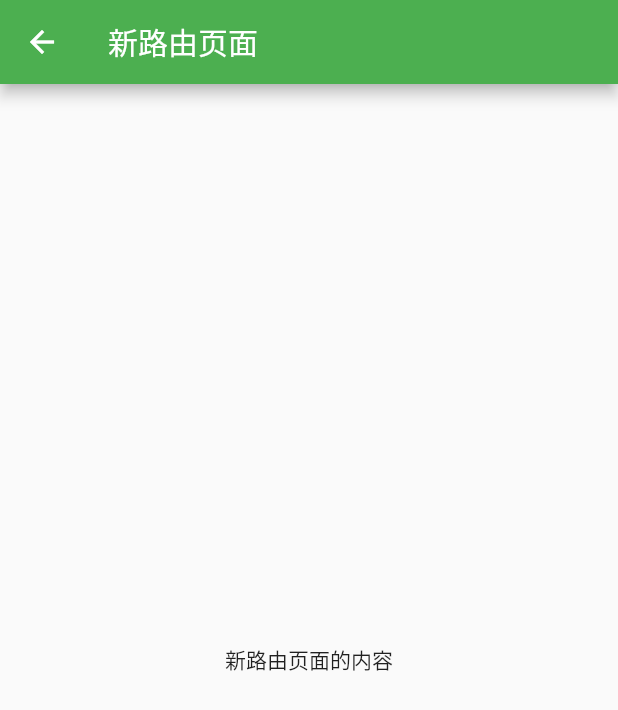
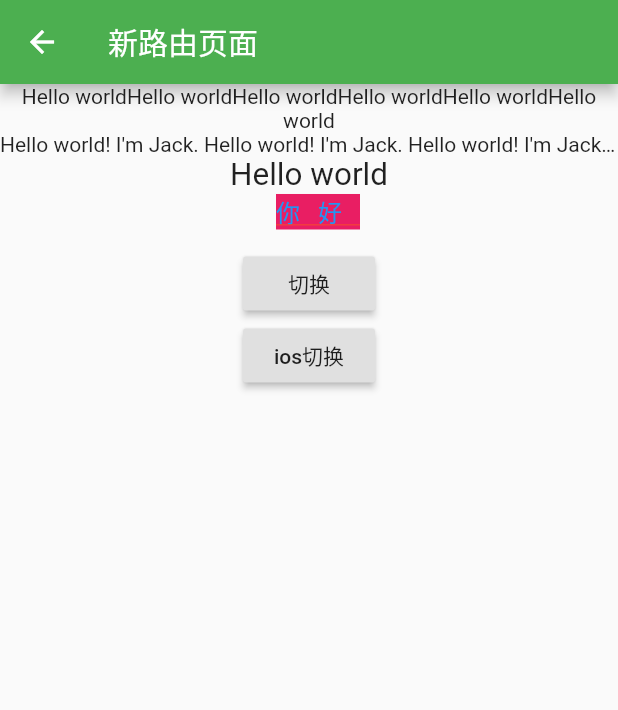
Before and after one commit to ziyingjie/flutter-test, a Flutter app: the RedRoute screen opened directly, on a phone screen of 412 x 824 dp. Shown: the top 710 px of the screen. Run offline on Flutter 3.47's test engine with Material 2 defaults, Android fonts, the phone set to English and light mode, and no system bars; network calls fail.

Commit message:
learn toast

```diff
--- a/lib/main.dart
+++ b/lib/main.dart
@@ -1,7 +1,7 @@
 import 'package:flutter/material.dart';
 import './redroute.dart';
 // import 'package:transparent_image/transparent_image.dart';
-
+//https://book.flutterchina.club/chapter3/text.html
 void main() => runApp(MyApp());
 
 class MyApp extends StatelessWidget {
--- a/lib/redroute.dart
+++ b/lib/redroute.dart
@@ -1,4 +1,6 @@
 import 'package:flutter/material.dart';
+import 'package:flutter/cupertino.dart';
+
 class RedRoute extends StatelessWidget {
   @override
   Widget build(BuildContext context) {
@@ -6,8 +8,100 @@ class RedRoute extends StatelessWidget {
       appBar: AppBar(
         title: Text("新路由页面"),
       ),
-      body: Center(
-        child: Text("新路由页面的内容"),
+      body: new ListView(
+        children: [
+          Container(
+            margin: EdgeInsets.only(bottom: 12.0),
+            child: Column(
+              children: [
+                Text(
+                  "Hello world" * 6,
+                  textAlign: TextAlign.center,
+                ),
+                Text(
+                  "Hello world! I'm Jack. " * 4,
+                  maxLines: 1,
+                  overflow: TextOverflow.ellipsis,
+                ),
+                Text(
+                  "Hello world",
+                  textScaleFactor:
+                      1.5, //文本相对于当前字体大小的缩放因子（类似于fontsize），该属性的默认值可以通过MediaQueryData.textScaleFactor获得
+                ),
+                Text("你好",
+                    style: TextStyle(
+                        background: new Paint()..color = Colors.pink,
+                        color: Colors.blue,
+                        fontSize: 16,
+                        letterSpacing: 12,
+                        fontWeight: FontWeight.w500,
+                        fontFamily: "Courier",
+                        decoration: TextDecoration.underline,
+                        decorationColor: Colors.red))
+              ],
+            ),
+          ),
+          Container(
+            child: Column(
+              children: [
+                RaisedButton(
+                  child: Text('切换'),
+                  onPressed: () {
+                    showDialog(
+                        context: context,
+                        builder: (context) {
+                          return AlertDialog(
+                            title: Text('提示'),
+                            content: Text('确认删除吗？'),
+                            backgroundColor: Colors.lightBlueAccent,
+                            elevation: 24,
+                            shape: RoundedRectangleBorder(
+                                borderRadius: BorderRadius.circular(50)),
+                            actions: <Widget>[
+                              FlatButton(
+                                child: Text('取消'),
+                                onPressed: () {
+                                  Navigator.of(context).pop('cancel');
+                                },
+                              ),
+                              FlatButton(
+                                child: Text('确认'),
+                                onPressed: () {
+                                  Navigator.of(context).pop('ok');
+                                },
+                              ),
+                            ],
+                          );
+                        });
+                  },
+                ),
+                RaisedButton(
+                  child: Text('ios切换'),
+                  onPressed: () {
+                    showCupertinoDialog(
+                        context: context,
+                        builder: (context) {
+                          return CupertinoAlertDialog(
+                            title: Text('提示'),
+                            content: Text('确认删除吗？'),
+                            actions: <Widget>[
+                              CupertinoDialogAction(
+                                child: Text('取消'),
+                                onPressed: () {},
+                              ),
+                              CupertinoDialogAction(
+                                child: Text('确认'),
+                                onPressed: () {},
+                              ),
+                            ],
+                          );
+                        });
+                  },
+                )
+              ],
+            ),
+          )
+        ],
       ),
     );
   }
--- a/pubspec.yaml
+++ b/pubspec.yaml
@@ -28,6 +28,8 @@ dependencies:
   # The following adds the Cupertino Icons font to your application.
   # Use with the CupertinoIcons class for iOS style icons.
   cupertino_icons: ^0.1.3
+  #添加依赖
+  english_words: ^3.1.0
 
 dev_dependencies:
   flutter_test:
```
Also changed, not shown: pubspec.lock.
